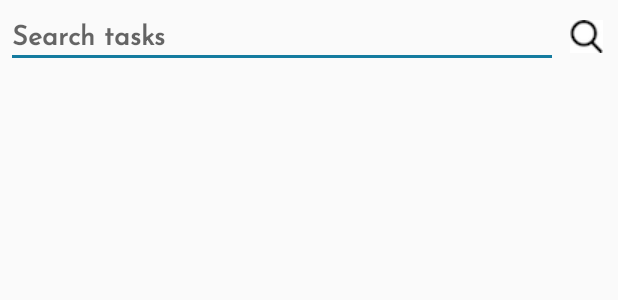
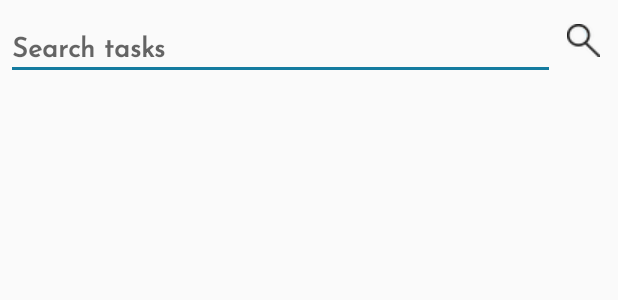
Before and after one commit to bmberger/WavesApp, an Android app: the layout fragment_search.xml on its own in the app's theme, with its tools: preview values and no code run, on a phone screen of 412 x 824 dp. Shown: the top 300 px of the screen. Run offline under Robolectric (Android 15) with nearby library versions, the phone set to English and light mode, and no system bars; Roboto replaces fonts that are not available here.

Commit message:
Update search layout's image

```diff
--- a/app/src/main/res/layout/fragment_search.xml
+++ b/app/src/main/res/layout/fragment_search.xml
@@ -2,6 +2,7 @@
 <androidx.constraintlayout.widget.ConstraintLayout
     xmlns:android="http://schemas.android.com/apk/res/android"
     xmlns:app="http://schemas.android.com/apk/res-auto"
+    xmlns:tools="http://schemas.android.com/tools"
     android:layout_width="match_parent"
     android:layout_height="match_parent"
     android:clickable="true" >
@@ -11,6 +12,7 @@
         android:layout_width="0dp"
         android:layout_height="wrap_content"
         android:layout_marginStart="4dp"
+        android:layout_marginTop="8dp"
         android:layout_marginEnd="8dp"
         android:ems="10"
         android:hint="Search tasks"
@@ -18,17 +20,6 @@
         app:layout_constraintEnd_toStartOf="@+id/ibSearch"
         app:layout_constraintStart_toStartOf="parent"
         app:layout_constraintTop_toTopOf="parent" />
-
-    <ImageButton
-        android:id="@+id/ibSearch"
-        android:layout_width="wrap_content"
-        android:layout_height="wrap_content"
-        android:layout_marginTop="13dp"
-        android:layout_marginEnd="10dp"
-        android:background="@android:color/transparent"
-        app:layout_constraintEnd_toEndOf="parent"
-        app:layout_constraintTop_toTopOf="parent"
-        app:srcCompat="@drawable/search" />
 
     <androidx.recyclerview.widget.RecyclerView
         android:id="@+id/rvSearchTasks"
@@ -47,15 +38,24 @@
 
     <TextView
         android:id="@+id/tvResultCount"
-        android:layout_width="0dp"
+        android:layout_width="wrap_content"
         android:layout_height="wrap_content"
         android:layout_marginStart="8dp"
         android:layout_marginTop="4dp"
-        android:layout_marginEnd="8dp"
         android:textColor="@color/black"
         android:textSize="15dp"
-        app:layout_constraintEnd_toEndOf="parent"
         app:layout_constraintStart_toStartOf="parent"
         app:layout_constraintTop_toBottomOf="@+id/etSearch" />
 
+    <ImageButton
+        android:id="@+id/ibSearch"
+        android:layout_width="wrap_content"
+        android:layout_height="wrap_content"
+        android:layout_marginTop="16dp"
+        android:layout_marginEnd="12dp"
+        android:background="@android:color/transparent"
+        app:layout_constraintEnd_toEndOf="parent"
+        app:layout_constraintTop_toTopOf="parent"
+        app:srcCompat="@drawable/search" />
+
 </androidx.constraintlayout.widget.ConstraintLayout>
```
Also changed, not shown: app/src/main/res/drawable/search.png.
